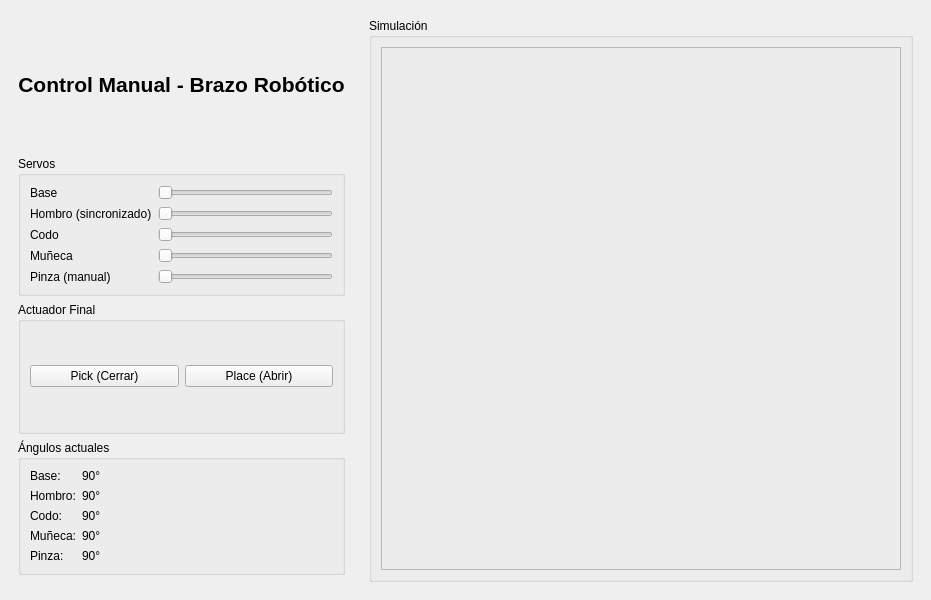
Old version of the form interface.ui in the repository DanielPataquiva/Proyecto.
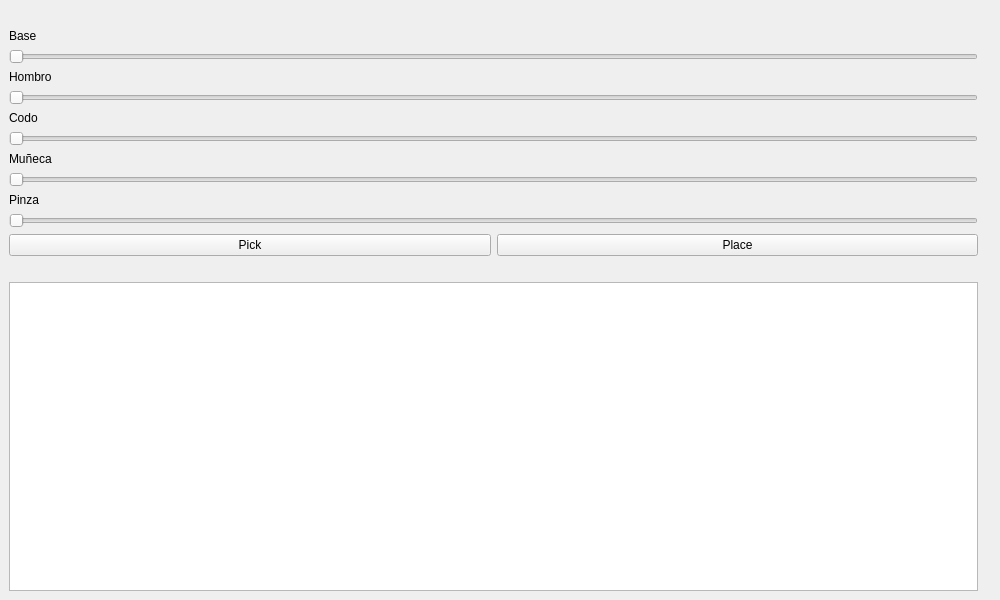
New version of the form.

The edit to the form file:
```diff
--- a/interface.ui
+++ b/interface.ui
@@ -6,7 +6,7 @@
    <rect>
     <x>0</x>
     <y>0</y>
-    <width>900</width>
+    <width>1000</width>
     <height>600</height>
    </rect>
   </property>
@@ -17,143 +17,139 @@
    <layout class="QHBoxLayout" name="horizontalLayout">
     <!-- Panel izquierdo: controles -->
     <item>
-     <widget class="QWidget" name="left_panel">
-      <layout class="QVBoxLayout" name="verticalLayout_left">
+     <layout class="QVBoxLayout" name="control_layout">
+
        <item>
         <widget class="QLabel" name="label_title">
-         <property name="text"><string>Control Manual - Brazo Robótico</string></property>
-         <property name="alignment"><set>Qt::AlignCenter</set></property>
-         <property name="styleSheet"><string notr="true">font-size:16pt; font-weight:bold; color:black;</string></property>
+        <property name="text">
+         <string><b>Control del Brazo Robótico</b></string>
+        </property>
         </widget>
        </item>
 
        <item>
-        <widget class="QGroupBox" name="group_servos">
-         <property name="title"><string>Servos</string></property>
-         <layout class="QFormLayout" name="formLayout">
-          <item row="0" column="0">
-           <widget class="QLabel" name="label_base"><property name="text"><string>Base</string></property></widget>
-          </item>
-          <item row="0" column="1">
+       <widget class="QLabel" name="label_base">
+        <property name="text">
+         <string>Base</string>
+        </property>
+       </widget>
+      </item>
+      <item>
            <widget class="QSlider" name="slider_base">
-            <property name="orientation"><enum>Qt::Horizontal</enum></property>
-            <property name="minimum"><number>0</number></property>
-            <property name="maximum"><number>180</number></property>
+        <property name="orientation">
+         <enum>Qt::Horizontal</enum>
+        </property>
            </widget>
           </item>
 
-          <item row="1" column="0">
-           <widget class="QLabel" name="label_hombro"><property name="text"><string>Hombro (sincronizado)</string></property></widget>
-          </item>
-          <item row="1" column="1">
+      <item>
+       <widget class="QLabel" name="label_hombro">
+        <property name="text">
+         <string>Hombro</string>
+        </property>
+       </widget>
+      </item>
+      <item>
            <widget class="QSlider" name="slider_hombro">
-            <property name="orientation"><enum>Qt::Horizontal</enum></property>
-            <property name="minimum"><number>0</number></property>
-            <property name="maximum"><number>180</number></property>
+        <property name="orientation">
+         <enum>Qt::Horizontal</enum>
+        </property>
            </widget>
           </item>
 
-          <item row="2" column="0">
-           <widget class="QLabel" name="label_codo"><property name="text"><string>Codo</string></property></widget>
-          </item>
-          <item row="2" column="1">
+      <item>
+       <widget class="QLabel" name="label_codo">
+        <property name="text">
+         <string>Codo</string>
+        </property>
+       </widget>
+      </item>
+      <item>
            <widget class="QSlider" name="slider_codo">
-            <property name="orientation"><enum>Qt::Horizontal</enum></property>
-            <property name="minimum"><number>0</number></property>
-            <property name="maximum"><number>180</number></property>
+        <property name="orientation">
+         <enum>Qt::Horizontal</enum>
+        </property>
            </widget>
           </item>
 
-          <item row="3" column="0">
-           <widget class="QLabel" name="label_muneca"><property name="text"><string>Muñeca</string></property></widget>
-          </item>
-          <item row="3" column="1">
+      <item>
+       <widget class="QLabel" name="label_muneca">
+        <property name="text">
+         <string>Muñeca</string>
+        </property>
+       </widget>
+      </item>
+      <item>
            <widget class="QSlider" name="slider_muneca">
-            <property name="orientation"><enum>Qt::Horizontal</enum></property>
-            <property name="minimum"><number>0</number></property>
-            <property name="maximum"><number>180</number></property>
+        <property name="orientation">
+         <enum>Qt::Horizontal</enum>
+        </property>
            </widget>
           </item>
 
-          <item row="4" column="0">
-           <widget class="QLabel" name="label_pinza"><property name="text"><string>Pinza (manual)</string></property></widget>
-          </item>
-          <item row="4" column="1">
+      <item>
+       <widget class="QLabel" name="label_pinza">
+        <property name="text">
+         <string>Pinza</string>
+        </property>
+       </widget>
+      </item>
+      <item>
            <widget class="QSlider" name="slider_pinza">
-            <property name="orientation"><enum>Qt::Horizontal</enum></property>
-            <property name="minimum"><number>0</number></property>
-            <property name="maximum"><number>180</number></property>
-           </widget>
-          </item>
-         </layout>
-        </widget>
-       </item>
+        <property name="orientation">
+         <enum>Qt::Horizontal</enum>
+        </property>
+       </widget>
+      </item>
 
        <item>
-        <widget class="QGroupBox" name="group_actuador">
-         <property name="title"><string>Actuador Final</string></property>
-         <layout class="QHBoxLayout" name="horizontalLayout">
+       <layout class="QHBoxLayout" name="layout_botones">
           <item>
-           <widget class="QPushButton" name="btn_pick"><property name="text"><string>Pick (Cerrar)</string></property></widget>
+         <widget class="QPushButton" name="btn_pick">
+          <property name="text">
+           <string>Pick</string>
+          </property>
+         </widget>
           </item>
           <item>
-           <widget class="QPushButton" name="btn_place"><property name="text"><string>Place (Abrir)</string></property></widget>
-          </item>
-         </layout>
-        </widget>
+         <widget class="QPushButton" name="btn_place">
+          <property name="text">
+           <string>Place</string>
+          </property>
+         </widget>
+        </item>
+       </layout>
        </item>
 
        <item>
-        <widget class="QGroupBox" name="group_angulos">
-         <property name="title"><string>Ángulos actuales</string></property>
-         <layout class="QFormLayout" name="formLayout_angles">
-          <item row="0" column="0"><widget class="QLabel" name="label_ang_base_title"><property name="text"><string>Base:</string></property></widget></item>
-          <item row="0" column="1"><widget class="QLabel" name="label_ang_base"><property name="text"><string>90°</string></property></widget></item>
-
-          <item row="1" column="0"><widget class="QLabel" name="label_ang_hombro_title"><property name="text"><string>Hombro:</string></property></widget></item>
-          <item row="1" column="1"><widget class="QLabel" name="label_ang_hombro"><property name="text"><string>90°</string></property></widget></item>
-
-          <item row="2" column="0"><widget class="QLabel" name="label_ang_codo_title"><property name="text"><string>Codo:</string></property></widget></item>
-          <item row="2" column="1"><widget class="QLabel" name="label_ang_codo"><property name="text"><string>90°</string></property></widget></item>
-
-          <item row="3" column="0"><widget class="QLabel" name="label_ang_muneca_title"><property name="text"><string>Muñeca:</string></property></widget></item>
-          <item row="3" column="1"><widget class="QLabel" name="label_ang_muneca"><property name="text"><string>90°</string></property></widget></item>
-
-          <item row="4" column="0"><widget class="QLabel" name="label_ang_pinza_title"><property name="text"><string>Pinza:</string></property></widget></item>
-          <item row="4" column="1"><widget class="QLabel" name="label_ang_pinza"><property name="text"><string>90°</string></property></widget></item>
-         </layout>
+       <widget class="QLabel" name="label_angulos">
+        <property name="text">
+         <string><b>Ángulos actuales</b></string>
+        </property>
         </widget>
        </item>
 
        <item>
-        <spacer name="verticalSpacer">
-         <property name="orientation"><enum>Qt::Vertical</enum></property>
-        </spacer>
-       </item>
-      </layout>
-     </widget>
+       <widget class="QPlainTextEdit" name="txt_angulos">
+        <property name="readOnly">
+         <bool>true</bool>
+        </property>
+       </widget>
+      </item>
+
+     </layout>
     </item>
 
-    <!-- Panel derecho: simulación -->
     <item>
-     <widget class="QWidget" name="right_panel">
-      <layout class="QVBoxLayout" name="verticalLayout_right">
+     <layout class="QVBoxLayout" name="layout_sim">
        <item>
-        <widget class="QGroupBox" name="group_sim">
-         <property name="title"><string>Simulación</string></property>
-         <layout class="QVBoxLayout" name="verticalLayout_sim">
-          <!-- Aquí insertaremos el canvas matplotlib -->
-          <item>
-           <widget class="QFrame" name="sim_frame">
-            <property name="frameShape"><enum>QFrame::StyledPanel</enum></property>
-            <property name="minimumSize"><size><width>520</width><height>480</height></size></property>
+       <widget class="QLabel" name="label_sim">
+        <property name="text">
+         <string><b>Simulación 3D</b></string>
+        </property>
            </widget>
           </item>
          </layout>
-        </widget>
-       </item>
-      </layout>
-     </widget>
     </item>
 
    </layout>
```
Left out of the diff: 3 changed lines with no effect on the pictures. Lines whose indentation alone changed are shown as unchanged.
